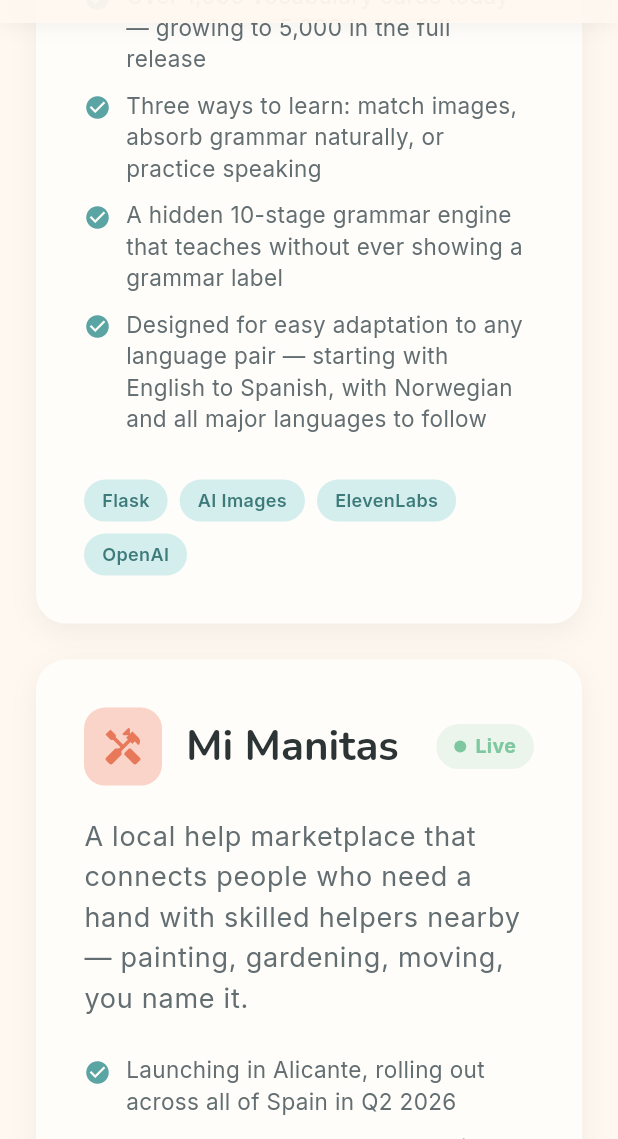
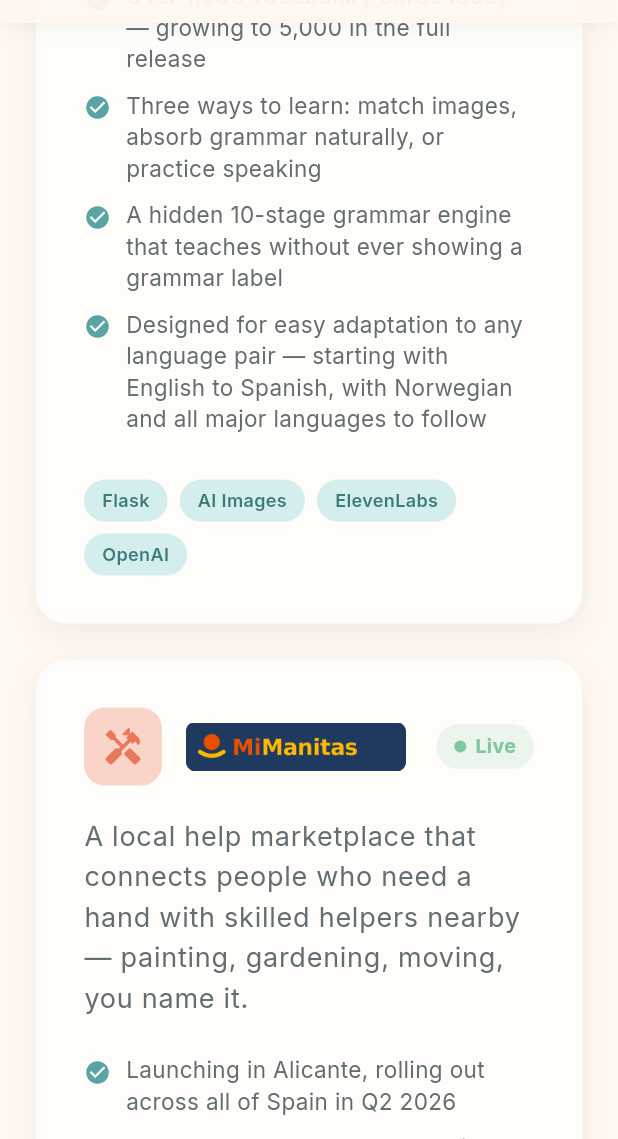
Before and after one commit to paulalicante/otterly-homepage, a Flutter app: the screen it shows after launch, scrolled down 1152 dp, on a phone screen of 412 x 824 dp, the part 97-1236 px from its top. Run offline on Flutter 3.47's test engine with Material 3 defaults, Android fonts, the phone set to English and light mode, and no system bars; our stand-ins replace google_fonts, visibility_detector.

Commit message:
Rebrand to MiManitas and add wordmark logo to featured card
- Rename "Mi Manitas" to "MiManitas" across all content
- Add logoAsset field to Project model
- Show MiManitas wordmark on featured card instead of text title
- Add mimanitas-wordmark.png asset

Co-Authored-By: Claude Opus 4.5 <noreply@anthropic.com>

```diff
--- a/lib/data/project_data.dart
+++ b/lib/data/project_data.dart
@@ -23,24 +23,25 @@ class ProjectData {
       isFeatured: true,
     ),
     Project(
-      title: 'Mi Manitas',
+      title: 'MiManitas',
       tagline:
           'A local help marketplace that connects people who need a hand '
           'with skilled helpers nearby — painting, gardening, moving, you name it.',
       description:
-          'Mi Manitas flips the gig economy model: helpers post when '
+          'MiManitas flips the gig economy model: helpers post when '
           'they\'re available, and people find trusted help close by.',
       highlights: [
         'Launching in Alicante, rolling out across all of Spain in Q2 2026',
         'Helpers post when they\'re available — flipping the traditional gig model',
         'Secure escrow payments with a 7-day satisfaction guarantee',
-        'Seeking partners to bring Mi Manitas to other countries',
+        'Seeking partners to bring MiManitas to other countries',
       ],
       techStack: ['Flutter', 'Supabase', 'Stripe Connect'],
       icon: Icons.handyman,
       isFeatured: true,
       isLive: true,
       liveUrl: 'https://mimanitas.me',
+      logoAsset: 'assets/images/mimanitas-wordmark.png',
     ),
   ];
 
--- a/lib/models/project.dart
+++ b/lib/models/project.dart
@@ -11,6 +11,7 @@ class Project {
   final bool isLive;
   final String? liveUrl;
   final String? githubUrl;
+  final String? logoAsset;
 
   const Project({
     required this.title,
@@ -23,5 +24,6 @@ class Project {
     this.isLive = false,
     this.liveUrl,
     this.githubUrl,
+    this.logoAsset,
   });
 }
--- a/lib/widgets/featured_project_card.dart
+++ b/lib/widgets/featured_project_card.dart
@@ -58,10 +58,17 @@ class _FeaturedProjectCardState extends State<FeaturedProjectCard> {
                   ),
                   const SizedBox(width: 16),
                   Expanded(
-                    child: Text(
-                      p.title,
-                      style: Theme.of(context).textTheme.displaySmall,
-                    ),
+                    child: p.logoAsset != null
+                        ? Image.asset(
+                            p.logoAsset!,
+                            height: 32,
+                            fit: BoxFit.contain,
+                            alignment: Alignment.centerLeft,
+                          )
+                        : Text(
+                            p.title,
+                            style: Theme.of(context).textTheme.displaySmall,
+                          ),
                   ),
                   if (p.isLive)
                     Container(
```
Also changed, not shown: assets/images/mimanitas-wordmark.png (added).
